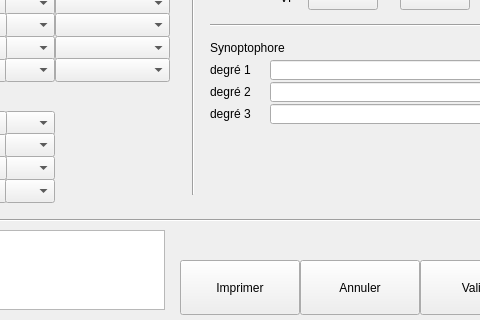
Above: Dialogs/dlg_bilanortho.ui from ukinoki/Rufus before the change; both pictures show x 410 to 890 and y 320 to 640 of the 990 by 640 pixel window. Below: the same form after it.
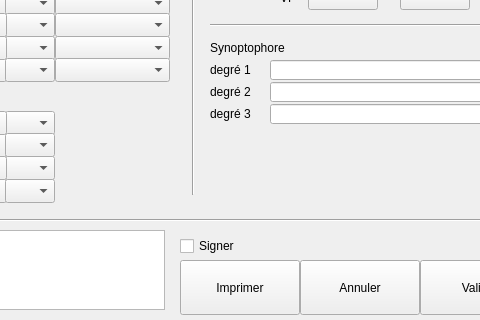
That is the form after the change. Icons and pictures are not drawn. Custom widgets are drawn as their Qt base class.

Commit message:
Signature dans dlg_bilanortho (case « Signer » + injection)
Extraction de l'injection data-URI dans un helper réutilisable
Procedures::AjouteSignatureCorps (utilisé aussi par CalcCorpsImpression).

dlg_bilanortho construit son corps sans CalcCorpsImpression : ajout d'une
UpCheckBox « Signer » (visible si signature, précochée selon rufus.ini)
et injection de la signature dans textcorps avant Imprime_Etat.

```diff
--- a/Dialogs/dlg_bilanortho.ui
+++ b/Dialogs/dlg_bilanortho.ui
@@ -1151,6 +1151,19 @@
     <bool>false</bool>
    </property>
   </widget>
+  <widget class="UpCheckBox" name="SignerupCheckBox">
+   <property name="geometry">
+    <rect>
+     <x>590</x>
+     <y>556</y>
+     <width>120</width>
+     <height>20</height>
+    </rect>
+   </property>
+   <property name="text">
+    <string>Signer</string>
+   </property>
+  </widget>
   <widget class="QLabel" name="Motiflabel">
    <property name="geometry">
     <rect>
@@ -1819,6 +1832,11 @@
    <extends>QComboBox</extends>
    <header>upcombobox.h</header>
   </customwidget>
+  <customwidget>
+   <class>UpCheckBox</class>
+   <extends>QCheckBox</extends>
+   <header>upcheckbox.h</header>
+  </customwidget>
  </customwidgets>
  <tabstops>
   <tabstop>MotiftextEdit</tabstop>
```
The commit also changes 3 other files.
